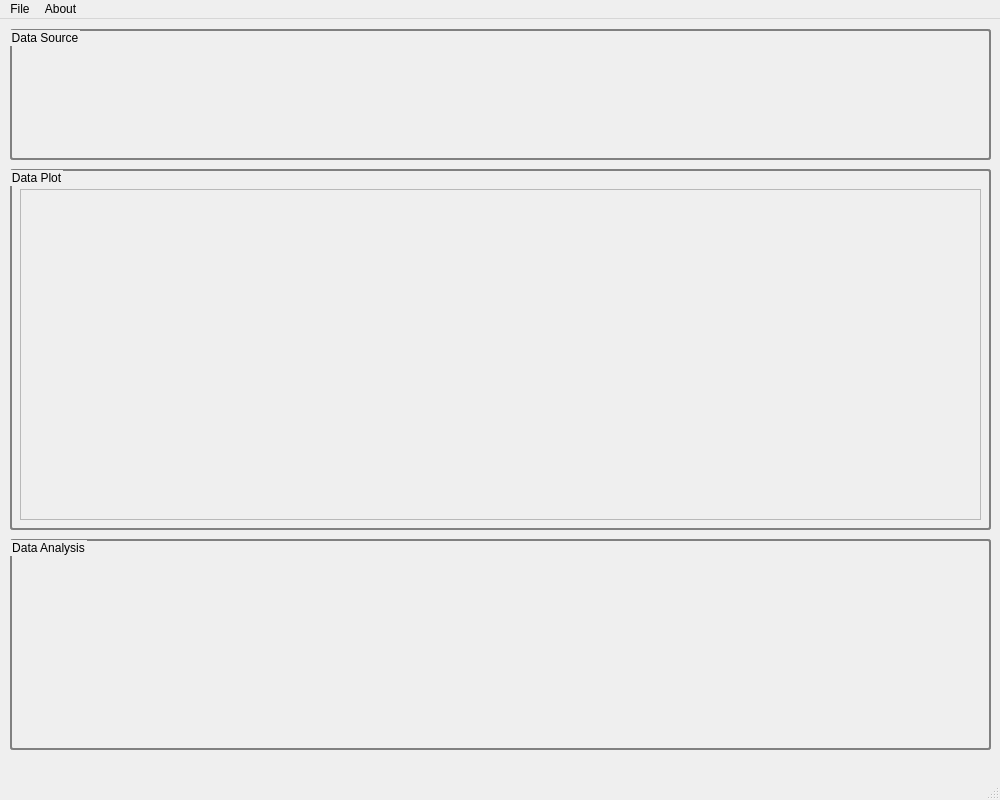
VibrasticLab/General_Projects, file VALE_DataGUI/Desktop/DataGUI/ui/mainwindow.ui: the form before one commit.
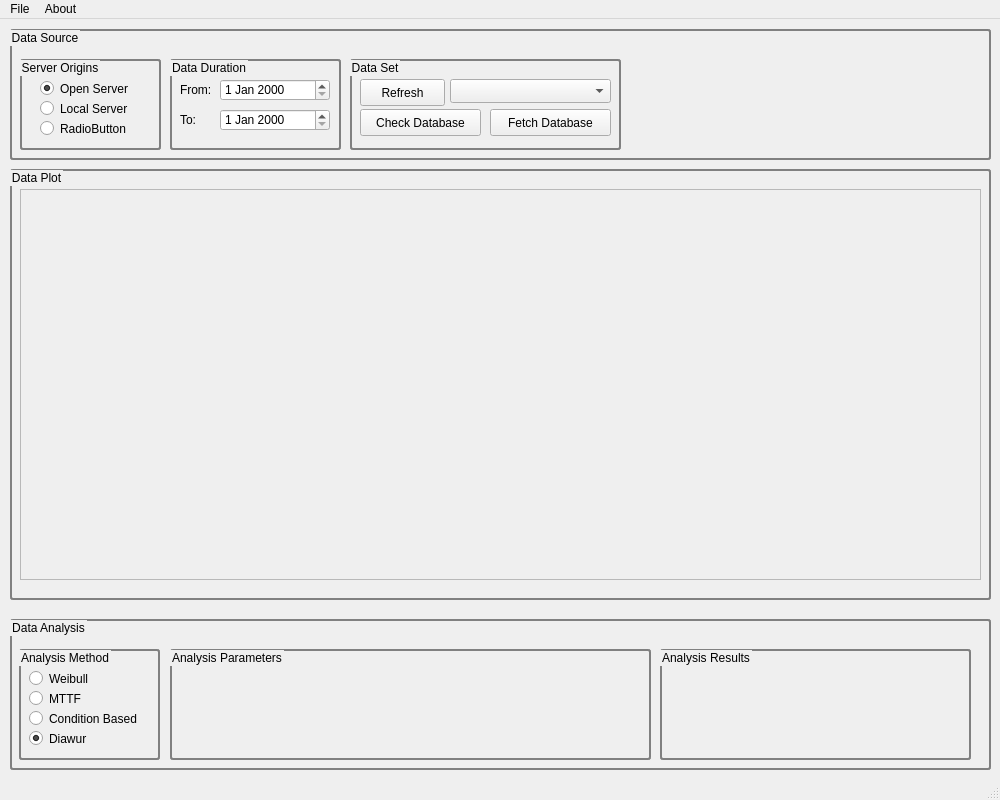
The form after the commit.

```diff
--- a/VALE_DataGUI/Desktop/DataGUI/ui/mainwindow.ui
+++ b/VALE_DataGUI/Desktop/DataGUI/ui/mainwindow.ui
@@ -20,7 +20,7 @@
       <x>10</x>
       <y>150</y>
       <width>981</width>
-      <height>361</height>
+      <height>431</height>
      </rect>
     </property>
     <property name="styleSheet">
@@ -38,7 +38,7 @@
        <x>10</x>
        <y>20</y>
        <width>961</width>
-       <height>331</height>
+       <height>391</height>
       </rect>
      </property>
      <property name="frameShape">
@@ -53,9 +53,9 @@
     <property name="geometry">
      <rect>
       <x>10</x>
-      <y>520</y>
+      <y>600</y>
       <width>981</width>
-      <height>211</height>
+      <height>151</height>
      </rect>
     </property>
     <property name="styleSheet">
@@ -70,6 +70,100 @@
     <property name="flat">
      <bool>false</bool>
     </property>
+    <widget class="QGroupBox" name="grpAnaMethod">
+     <property name="geometry">
+      <rect>
+       <x>9</x>
+       <y>30</y>
+       <width>141</width>
+       <height>111</height>
+      </rect>
+     </property>
+     <property name="title">
+      <string>Analysis Method</string>
+     </property>
+     <widget class="QRadioButton" name="rbtWeibull">
+      <property name="geometry">
+       <rect>
+        <x>10</x>
+        <y>20</y>
+        <width>89</width>
+        <height>19</height>
+       </rect>
+      </property>
+      <property name="text">
+       <string>Weibull</string>
+      </property>
+     </widget>
+     <widget class="QRadioButton" name="rbtMTTF">
+      <property name="geometry">
+       <rect>
+        <x>10</x>
+        <y>40</y>
+        <width>89</width>
+        <height>19</height>
+       </rect>
+      </property>
+      <property name="text">
+       <string>MTTF</string>
+      </property>
+     </widget>
+     <widget class="QRadioButton" name="rbtCon">
+      <property name="geometry">
+       <rect>
+        <x>10</x>
+        <y>60</y>
+        <width>111</width>
+        <height>19</height>
+       </rect>
+      </property>
+      <property name="text">
+       <string>Condition Based</string>
+      </property>
+     </widget>
+     <widget class="QRadioButton" name="rbtDiawur">
+      <property name="geometry">
+       <rect>
+        <x>10</x>
+        <y>80</y>
+        <width>111</width>
+        <height>19</height>
+       </rect>
+      </property>
+      <property name="text">
+       <string>Diawur</string>
+      </property>
+      <property name="checked">
+       <bool>true</bool>
+      </property>
+     </widget>
+    </widget>
+    <widget class="QGroupBox" name="grpAnaParams">
+     <property name="geometry">
+      <rect>
+       <x>160</x>
+       <y>30</y>
+       <width>481</width>
+       <height>111</height>
+      </rect>
+     </property>
+     <property name="title">
+      <string>Analysis Parameters</string>
+     </property>
+    </widget>
+    <widget class="QGroupBox" name="grpAnaResult">
+     <property name="geometry">
+      <rect>
+       <x>650</x>
+       <y>30</y>
+       <width>311</width>
+       <height>111</height>
+      </rect>
+     </property>
+     <property name="title">
+      <string>Analysis Results</string>
+     </property>
+    </widget>
    </widget>
    <widget class="QGroupBox" name="grpDataSource">
     <property name="geometry">
@@ -89,6 +183,182 @@
     <property name="title">
      <string>Data Source</string>
     </property>
+    <widget class="QGroupBox" name="grpServerOrigin">
+     <property name="geometry">
+      <rect>
+       <x>10</x>
+       <y>30</y>
+       <width>141</width>
+       <height>91</height>
+      </rect>
+     </property>
+     <property name="title">
+      <string>Server Origins</string>
+     </property>
+     <widget class="QRadioButton" name="rbtOpenServer">
+      <property name="geometry">
+       <rect>
+        <x>20</x>
+        <y>20</y>
+        <width>89</width>
+        <height>19</height>
+       </rect>
+      </property>
+      <property name="text">
+       <string>Open Server</string>
+      </property>
+      <property name="checked">
+       <bool>true</bool>
+      </property>
+     </widget>
+     <widget class="QRadioButton" name="rbtLocalServer">
+      <property name="geometry">
+       <rect>
+        <x>20</x>
+        <y>40</y>
+        <width>89</width>
+        <height>19</height>
+       </rect>
+      </property>
+      <property name="text">
+       <string>Local Server</string>
+      </property>
+     </widget>
+     <widget class="QRadioButton" name="rbtRemoteServer">
+      <property name="geometry">
+       <rect>
+        <x>20</x>
+        <y>60</y>
+        <width>89</width>
+        <height>19</height>
+       </rect>
+      </property>
+      <property name="text">
+       <string>RadioButton</string>
+      </property>
+     </widget>
+    </widget>
+    <widget class="QGroupBox" name="grpDataSet">
+     <property name="geometry">
+      <rect>
+       <x>340</x>
+       <y>30</y>
+       <width>271</width>
+       <height>91</height>
+      </rect>
+     </property>
+     <property name="title">
+      <string>Data Set</string>
+     </property>
+     <widget class="QPushButton" name="pushButton">
+      <property name="geometry">
+       <rect>
+        <x>10</x>
+        <y>20</y>
+        <width>85</width>
+        <height>27</height>
+       </rect>
+      </property>
+      <property name="text">
+       <string>Refresh</string>
+      </property>
+     </widget>
+     <widget class="QComboBox" name="cmbDataSetList">
+      <property name="geometry">
+       <rect>
+        <x>100</x>
+        <y>20</y>
+        <width>161</width>
+        <height>24</height>
+       </rect>
+      </property>
+     </widget>
+     <widget class="QPushButton" name="btnCheck">
+      <property name="geometry">
+       <rect>
+        <x>10</x>
+        <y>50</y>
+        <width>121</width>
+        <height>27</height>
+       </rect>
+      </property>
+      <property name="text">
+       <string>Check Database</string>
+      </property>
+     </widget>
+     <widget class="QPushButton" name="btnFetchDataSet">
+      <property name="geometry">
+       <rect>
+        <x>140</x>
+        <y>50</y>
+        <width>121</width>
+        <height>27</height>
+       </rect>
+      </property>
+      <property name="text">
+       <string>Fetch Database</string>
+      </property>
+     </widget>
+    </widget>
+    <widget class="QGroupBox" name="grpDataTime">
+     <property name="geometry">
+      <rect>
+       <x>160</x>
+       <y>30</y>
+       <width>171</width>
+       <height>91</height>
+      </rect>
+     </property>
+     <property name="title">
+      <string>Data Duration</string>
+     </property>
+     <widget class="QLabel" name="lblFrom">
+      <property name="geometry">
+       <rect>
+        <x>10</x>
+        <y>20</y>
+        <width>31</width>
+        <height>21</height>
+       </rect>
+      </property>
+      <property name="text">
+       <string>From:</string>
+      </property>
+     </widget>
+     <widget class="QDateEdit" name="dateFrom">
+      <property name="geometry">
+       <rect>
+        <x>50</x>
+        <y>20</y>
+        <width>110</width>
+        <height>22</height>
+       </rect>
+      </property>
+     </widget>
+     <widget class="QLabel" name="lblTo">
+      <property name="geometry">
+       <rect>
+        <x>10</x>
+        <y>50</y>
+        <width>21</width>
+        <height>21</height>
+       </rect>
+      </property>
+      <property name="text">
+       <string>To:</string>
+      </property>
+     </widget>
+     <widget class="QDateEdit" name="dateTo">
+      <property name="geometry">
+       <rect>
+        <x>50</x>
+        <y>50</y>
+        <width>110</width>
+        <height>22</height>
+       </rect>
+      </property>
+     </widget>
+    </widget>
    </widget>
   </widget>
   <widget class="QMenuBar" name="menuBar">
```
